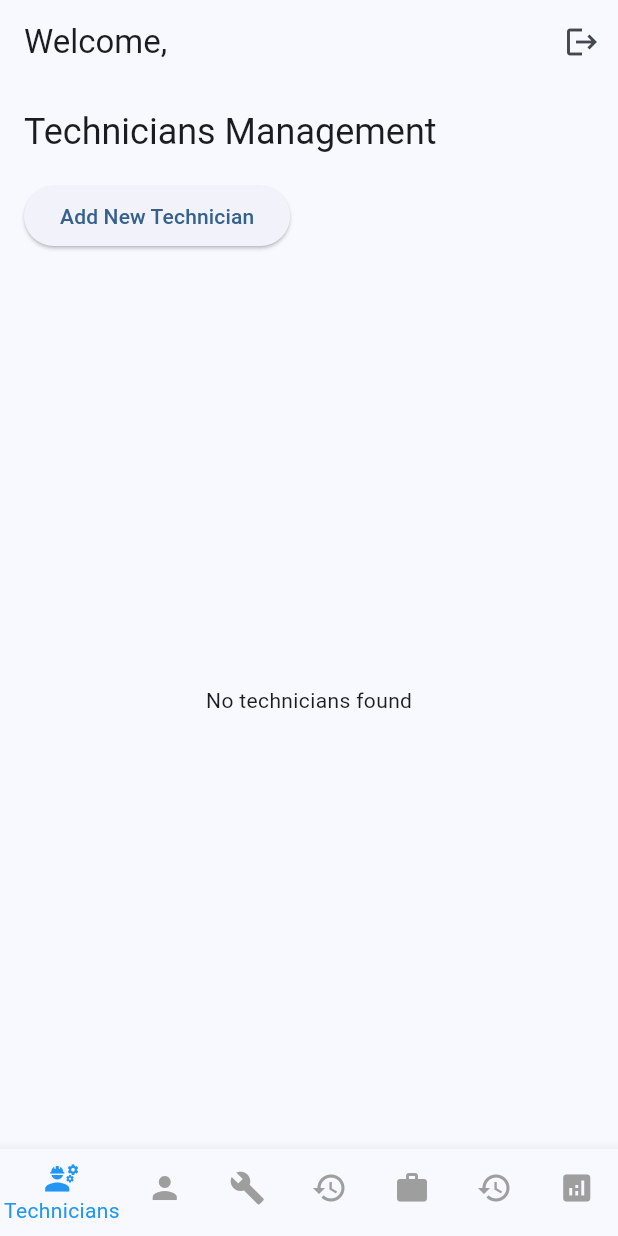
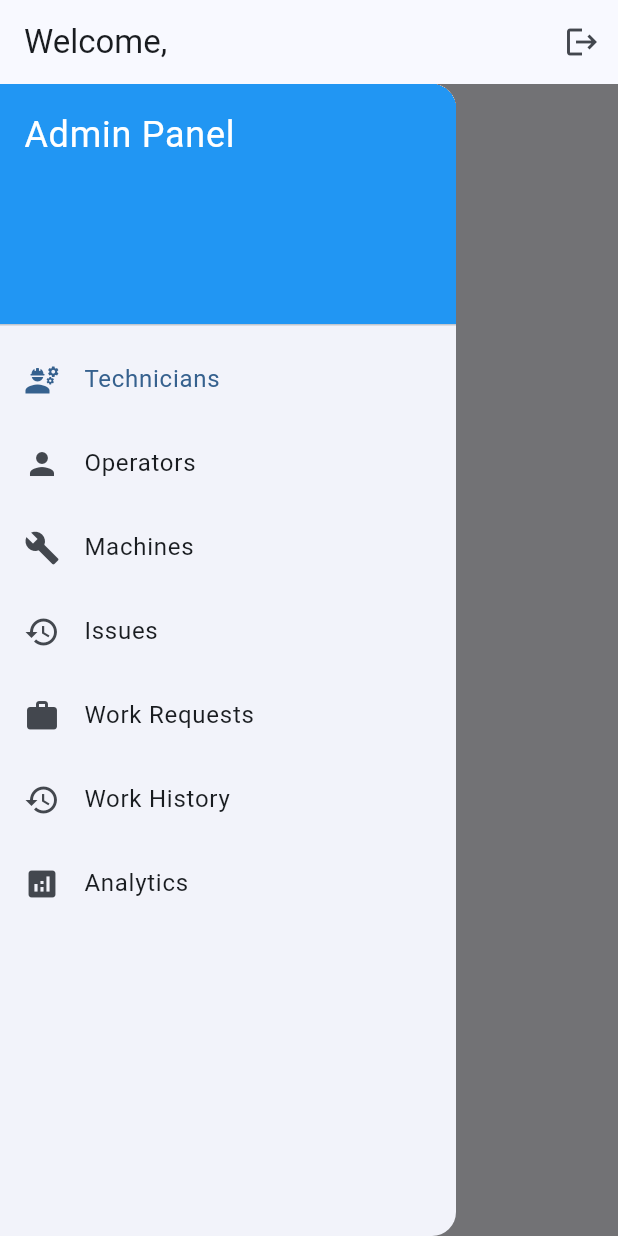
Before and after one commit to Rayenelhafsi/Wewire, a Flutter app: the screen it shows once a user with an empty profile is signed in, with the side drawer open (before the commit the screen has no drawer), on a phone screen of 412 x 824 dp. Run offline on Flutter 3.47's test engine with Material 3 defaults, Android fonts, the phone set to English and light mode, and no system bars; our stand-ins replace cloud_firestore, firebase_auth, firebase_core, firebase_database, firebase_messaging, flutter_local_notifications and 3 more; accounts and stored records are empty.

Commit message:
"drawer instead of bottom nav bar in admin screens"

```diff
--- a/lib/screens/dashboard/admin_dashboard.dart
+++ b/lib/screens/dashboard/admin_dashboard.dart
@@ -51,33 +51,92 @@ class _AdminDashboardState extends State<AdminDashboard> {
   @override
   Widget build(BuildContext context) {
     return Scaffold(
+      appBar: AppBar(
+        title: const Text('Admin Dashboard'),
+        leading: Builder(
+          builder: (context) => IconButton(
+            icon: const Icon(Icons.menu),
+            onPressed: () => Scaffold.of(context).openDrawer(),
+          ),
+        ),
+      ),
       body: _widgetOptions.elementAt(_selectedIndex),
-      bottomNavigationBar: BottomNavigationBar(
-        items: const [
-          BottomNavigationBarItem(
-            icon: Icon(Icons.engineering),
-            label: 'Technicians',
-          ),
-          BottomNavigationBarItem(icon: Icon(Icons.person), label: 'Operators'),
-          BottomNavigationBarItem(icon: Icon(Icons.build), label: 'Machines'),
-          BottomNavigationBarItem(icon: Icon(Icons.history), label: 'Issues'),
-          BottomNavigationBarItem(
-            icon: Icon(Icons.work),
-            label: 'Work Requests',
-          ),
-          BottomNavigationBarItem(
-            icon: Icon(Icons.history),
-            label: 'Work History',
-          ),
-          BottomNavigationBarItem(
-            icon: Icon(Icons.analytics),
-            label: 'Analytics',
-          ),
-        ],
-        currentIndex: _selectedIndex,
-        selectedItemColor: Colors.blue,
-        unselectedItemColor: Colors.grey,
-        onTap: _onItemTapped,
+      drawer: Drawer(
+        child: ListView(
+          padding: EdgeInsets.zero,
+          children: [
+            DrawerHeader(
+              decoration: const BoxDecoration(color: Colors.blue),
+              child: Text(
+                'Admin Panel',
+                style: const TextStyle(color: Colors.white, fontSize: 24),
+              ),
+            ),
+            ListTile(
+              leading: const Icon(Icons.engineering),
+              title: const Text('Technicians'),
+              selected: _selectedIndex == 0,
+              onTap: () {
+                _onItemTapped(0);
+                Navigator.pop(context);
+              },
+            ),
+            ListTile(
+              leading: const Icon(Icons.person),
+              title: const Text('Operators'),
+              selected: _selectedIndex == 1,
+              onTap: () {
+                _onItemTapped(1);
+                Navigator.pop(context);
+              },
+            ),
+            ListTile(
+              leading: const Icon(Icons.build),
+              title: const Text('Machines'),
+              selected: _selectedIndex == 2,
+              onTap: () {
+                _onItemTapped(2);
+                Navigator.pop(context);
+              },
+            ),
+            ListTile(
+              leading: const Icon(Icons.history),
+              title: const Text('Issues'),
+              selected: _selectedIndex == 3,
+              onTap: () {
+                _onItemTapped(3);
+                Navigator.pop(context);
+              },
+            ),
+            ListTile(
+              leading: const Icon(Icons.work),
+              title: const Text('Work Requests'),
+              selected: _selectedIndex == 4,
+              onTap: () {
+                _onItemTapped(4);
+                Navigator.pop(context);
+              },
+            ),
+            ListTile(
+              leading: const Icon(Icons.history),
+              title: const Text('Work History'),
+              selected: _selectedIndex == 5,
+              onTap: () {
+                _onItemTapped(5);
+                Navigator.pop(context);
+              },
+            ),
+            ListTile(
+              leading: const Icon(Icons.analytics),
+              title: const Text('Analytics'),
+              selected: _selectedIndex == 6,
+              onTap: () {
+                _onItemTapped(6);
+                Navigator.pop(context);
+              },
+            ),
+          ],
+        ),
       ),
     );
   }
```
